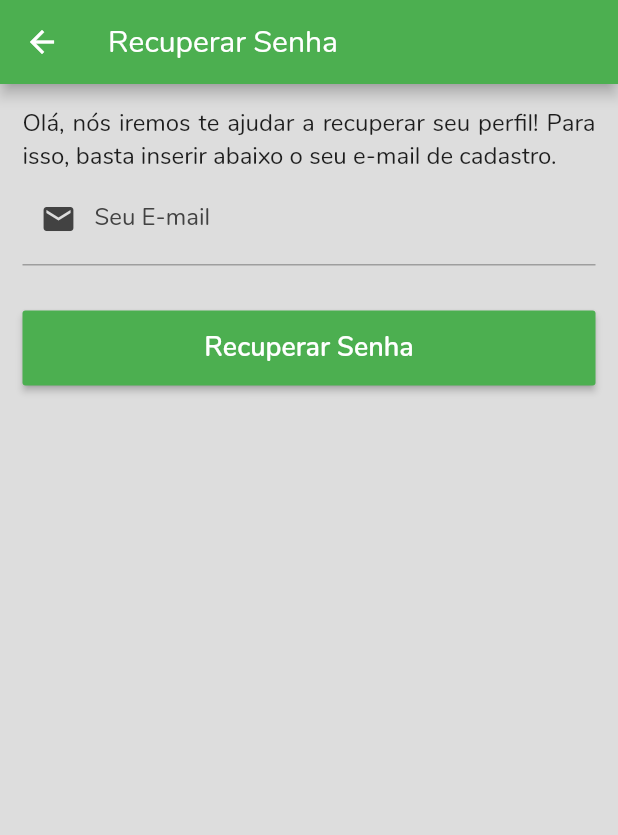
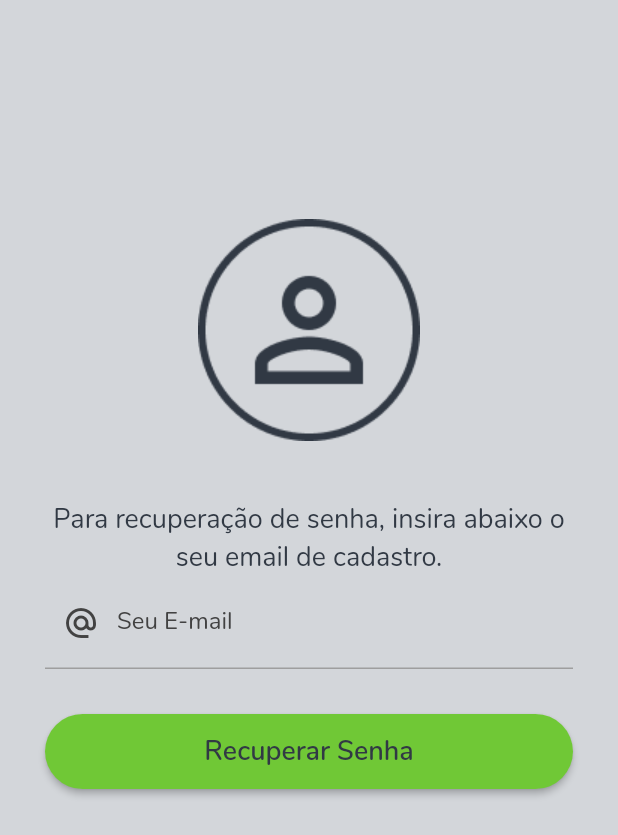
Before and after one commit to LucasS03/if-eventos, a Flutter app: the RecoverPasswordScreen screen opened directly, on a phone screen of 412 x 824 dp. Shown: the top 835 px of the screen. Run offline on Flutter 3.47's test engine with Material 2 defaults, Android fonts, the phone set to English and light mode, and no system bars; our stand-ins replace cloud_firestore, csv, datetime_picker_formfield, expandable, file_picker, firebase_auth and 5 more; missing offline and left inert: excel; accounts and stored records are empty.

Commit message:
Refazendo tela de cadastro e de recuperação de senha

```diff
--- a/lib/views/recover-password/recover-password.dart
+++ b/lib/views/recover-password/recover-password.dart
@@ -23,28 +23,35 @@ class _RecoverPasswordScreenState extends State<RecoverPasswordScreen> {
     FirebaseAuth auth = FirebaseAuth.instance;
 
     return Scaffold(
-      backgroundColor: Color(0xffdddddd),
-      appBar: AppBar(
-        title: Text("Recuperar Senha"),
-      ),
+      backgroundColor: Color(0xffD3D6DA),
+      // appBar: AppBar(
+      //   title: Text("Recuperar Senha"),
+      // ),
 
       body: SingleChildScrollView(
         child: Container(
           width: double.maxFinite,
-          padding: EdgeInsets.symmetric(
-            horizontal: 15,
-            vertical: 15
-          ),
+          padding: EdgeInsets.fromLTRB(30.0, 66.0, 30.0, 0.0),
           child: Form(
             key: _formKey,
             child: Column(
               crossAxisAlignment: CrossAxisAlignment.start,
               children: <Widget>[
+                SizedBox(
+                  height: 80.0,
+                ),
+                Center(
+                  child: Image.asset('images/person-recovery-password.png'),
+                ),
+                SizedBox(
+                  height: 40.0,
+                ),
                 Text(
-                  "Olá, nós iremos te ajudar a recuperar seu perfil! Para isso, basta inserir abaixo o seu e-mail de cadastro.",
-                  textAlign: TextAlign.justify,
+                  "Para recuperação de senha, insira abaixo o seu email de cadastro.",
+                  textAlign: TextAlign.center,
                   style: TextStyle(
-                    fontSize: 16
+                    fontSize: 18,
+                    color: Color(0xff313944)
                   )
                 ),
 
@@ -74,7 +81,7 @@ class _RecoverPasswordScreenState extends State<RecoverPasswordScreen> {
                       ),
                     ),
                     prefixIcon: Icon(
-                      Icons.mail,
+                      Icons.alternate_email,
                       color: Colors.grey[800]
                     ),
                     border: UnderlineInputBorder(
@@ -109,7 +116,15 @@ class _RecoverPasswordScreenState extends State<RecoverPasswordScreen> {
                 SizedBox(
                   height: 50,
                   width: double.maxFinite,
-                  child: RaisedButton(
+                  child: ElevatedButton(
+                    style: ButtonStyle(
+                      backgroundColor: MaterialStateProperty.all(Color(0xFF70C836)),
+                              shape: MaterialStateProperty.all<RoundedRectangleBorder>(
+                                RoundedRectangleBorder(
+                                  borderRadius: BorderRadius.circular(61.0),
+                                ),
+                              ),
+                    ),
                     onPressed: () {
                       if(_formKey.currentState.validate()) {
                         _recoverPassword();
@@ -118,14 +133,13 @@ class _RecoverPasswordScreenState extends State<RecoverPasswordScreen> {
                         }).catchError((e) => print(e.toString()));
                       }
                     },
-                    color: Colors.green,
                     child: Text(
                       "Recuperar Senha",
                       style: TextStyle(
                         fontFamily: 'Nunito',
                         fontSize: 18,
                         fontWeight: FontWeight.w600,
-                        color: Colors.white
+                        color: Color(0xff313944)
                       ),
                     ),
                   ),
```
Also changed, not shown: lib/views/singup/sign-up.dart (+121 -112 lines), images/logo-if-eventos-azul.png (added), images/person-recovery-password.png (added), pubspec.lock.
